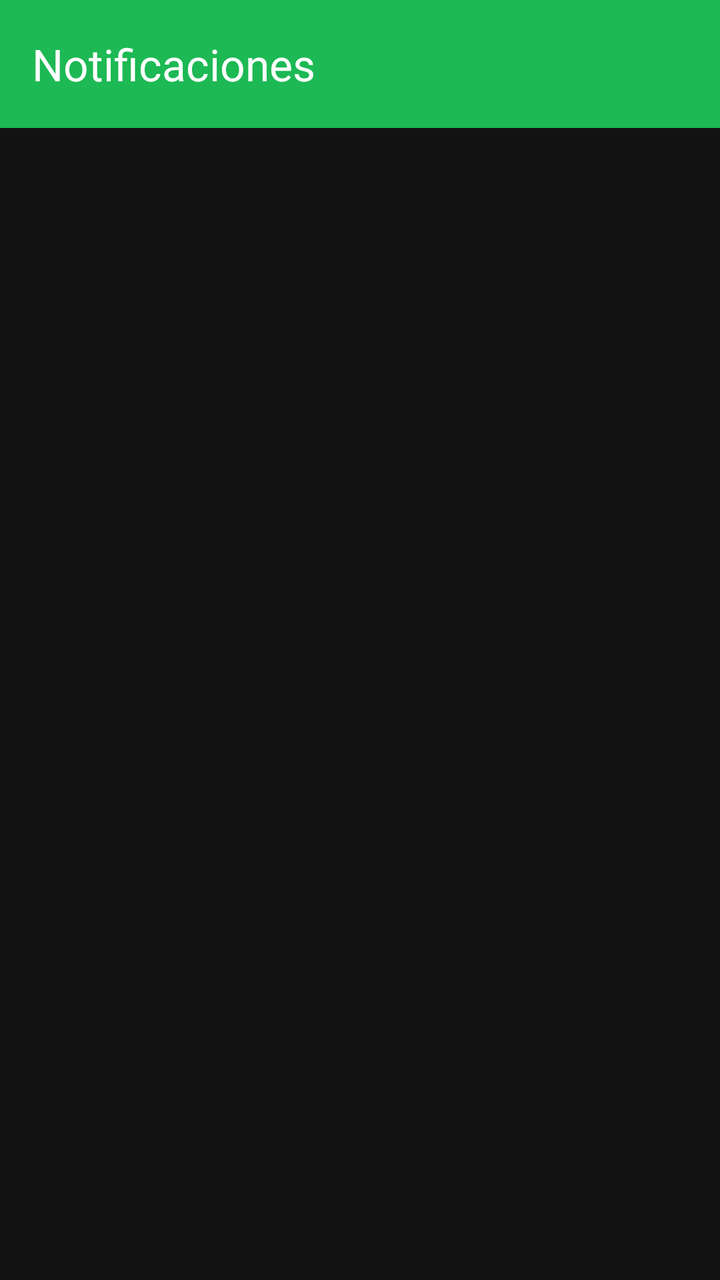
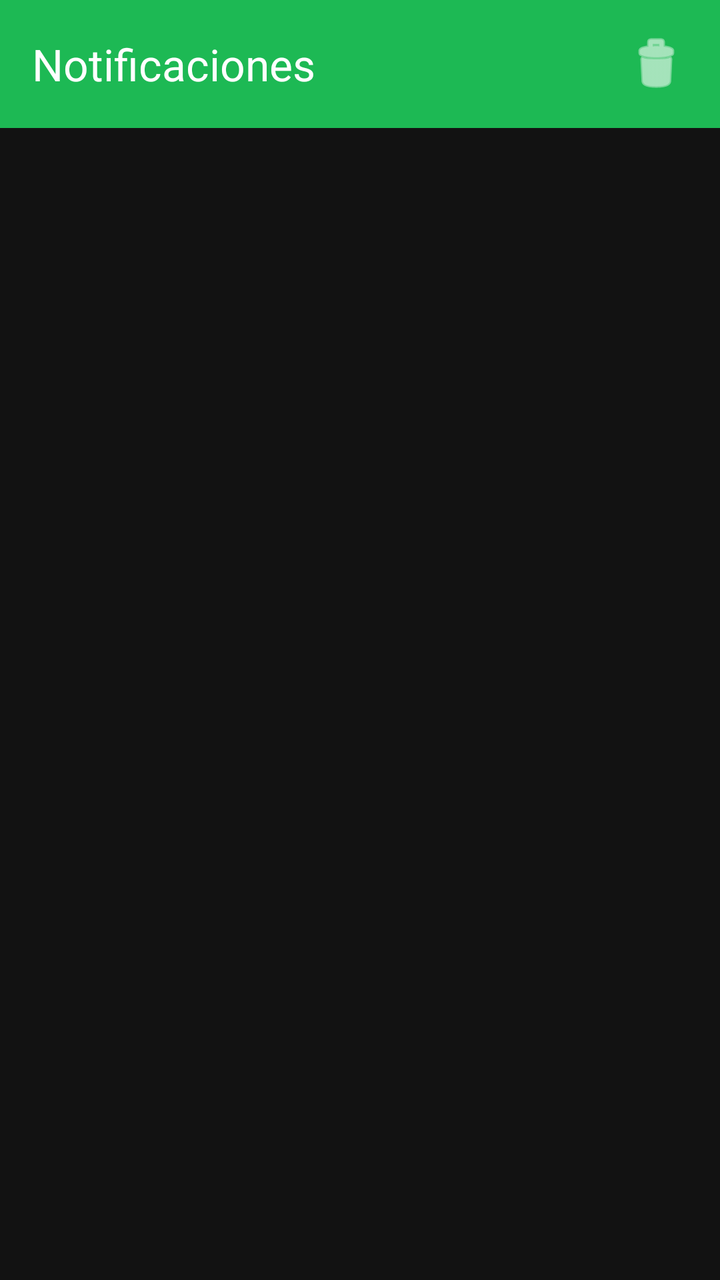

Compare the two renders of this Android layout. The source of the first and the diff that turns it into the second are given below.
<!-- AndroidManifest.xml: application theme Theme.AppMusica -->
<!-- res/layout/fragment_notifications.xml -->
<?xml version="1.0" encoding="utf-8"?>
<LinearLayout xmlns:android="http://schemas.android.com/apk/res/android"
    android:layout_width="match_parent"
    android:layout_height="match_parent"
    android:orientation="vertical"
    android:background="?android:attr/windowBackground">

    <com.google.android.material.appbar.MaterialToolbar
        android:id="@+id/toolbarNotifications"
        android:layout_width="match_parent"
        android:layout_height="?attr/actionBarSize"
        android:background="?attr/colorPrimary"
        app:title="Notificaciones"
        app:titleTextColor="@color/white"
        xmlns:app="http://schemas.android.com/apk/res-auto" />

    <androidx.recyclerview.widget.RecyclerView
        android:id="@+id/rvNotifications"
        android:layout_width="match_parent"
        android:layout_height="match_parent"
        android:padding="8dp" />

    <TextView
        android:id="@+id/txtNoNotifications"
        android:layout_width="match_parent"
        android:layout_height="wrap_content"
        android:layout_gravity="center"
        android:gravity="center"
        android:padding="32dp"
        android:text="No tienes notificaciones nuevas"
        android:visibility="gone" />

</LinearLayout>
<!-- resources referenced by this layout -->
<resources>
  <color name="white">#FFFFFFFF</color>
  <style name="Theme.AppMusica" parent="Base.Theme.AppMusica">
          <item name="colorPrimary">@color/spotify_green</item>
          <item name="android:statusBarColor">@color/spotify_black</item>
          <item name="android:navigationBarColor">@color/spotify_black</item>
          <item name="android:windowLightStatusBar">false</item>
      </style>
  <style name="Base.Theme.AppMusica" parent="Theme.Material3.DayNight.NoActionBar">
          
          <item name="colorPrimary">@color/spotify_green</item>
          <item name="colorSurface">@color/spotify_dark_grey</item>
          <item name="android:windowBackground">@color/spotify_black</item>
          <item name="android:textColorPrimary">@color/white</item>
          <item name="android:textColorSecondary">@color/spotify_light_grey</item>
      </style>
  <color name="spotify_green">#1DB954</color>
  <color name="spotify_black">#121212</color>
  <color name="spotify_dark_grey">#181818</color>
  <color name="spotify_light_grey">#B3B3B3</color>
</resources>

<!-- the commit's change to res/layout/fragment_notifications.xml (unified diff, before → after) -->
@@ -12,7 +12,19 @@
         android:background="?attr/colorPrimary"
         app:title="Notificaciones"
         app:titleTextColor="@color/white"
-        xmlns:app="http://schemas.android.com/apk/res-auto" />
+        xmlns:app="http://schemas.android.com/apk/res-auto">
+
+        <ImageButton
+            android:id="@+id/btnClearNotifications"
+            android:layout_width="wrap_content"
+            android:layout_height="wrap_content"
+            android:layout_gravity="end"
+            android:layout_marginEnd="16dp"
+            android:background="?attr/selectableItemBackgroundBorderless"
+            android:src="@android:drawable/ic_menu_delete"
+            app:tint="@color/white" />
+
+    </com.google.android.material.appbar.MaterialToolbar>
 
     <androidx.recyclerview.widget.RecyclerView
         android:id="@+id/rvNotifications"
